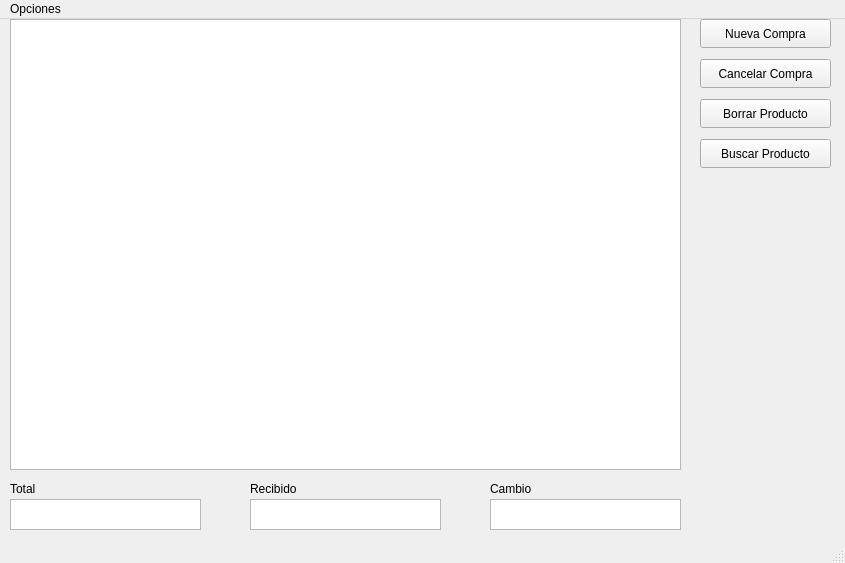
Before: the Qt Designer form src/spos_mainwindow.ui in PabloDev2195/Smart_Point_Of_Sale, drawn with Qt 5.
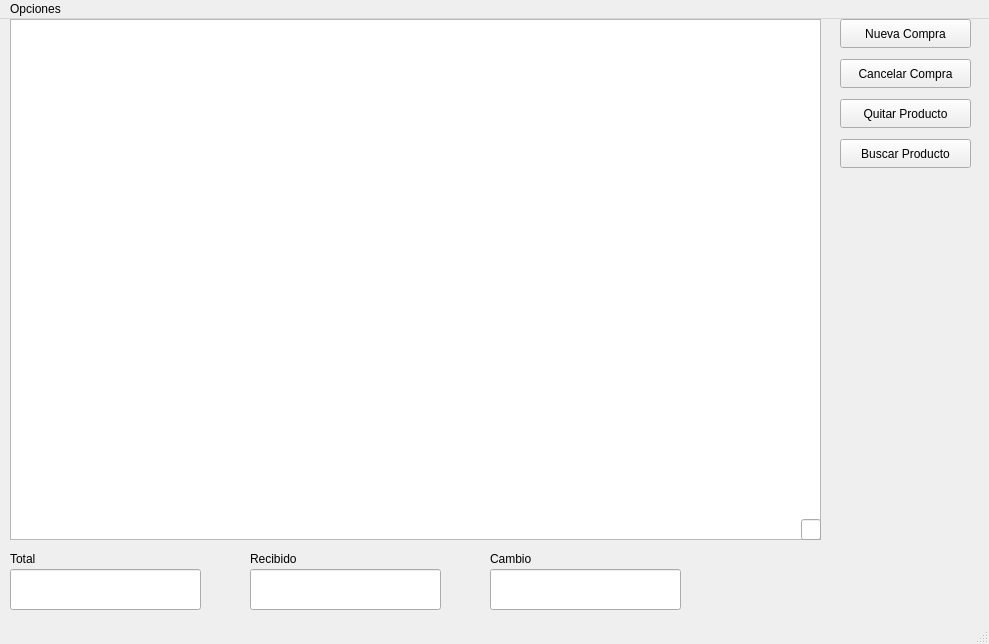
After: the same form once the commit is applied.

Commit message:
Sale functionality and total price
Add products to the sale list and calculate the total price

Patch:
```diff
--- a/src/spos_mainwindow.ui
+++ b/src/spos_mainwindow.ui
@@ -6,8 +6,8 @@
    <rect>
     <x>0</x>
     <y>0</y>
-    <width>845</width>
-    <height>563</height>
+    <width>989</width>
+    <height>644</height>
    </rect>
   </property>
   <property name="windowTitle">
@@ -17,7 +17,7 @@
    <widget class="QPushButton" name="pushButton_NewSell">
     <property name="geometry">
      <rect>
-      <x>700</x>
+      <x>840</x>
       <y>0</y>
       <width>131</width>
       <height>29</height>
@@ -30,7 +30,7 @@
    <widget class="QPushButton" name="pushButton_CancelSell">
     <property name="geometry">
      <rect>
-      <x>700</x>
+      <x>840</x>
       <y>40</y>
       <width>131</width>
       <height>29</height>
@@ -43,73 +43,21 @@
    <widget class="QPushButton" name="pushButton_RemoveProduct">
     <property name="geometry">
      <rect>
-      <x>700</x>
+      <x>840</x>
       <y>80</y>
       <width>131</width>
       <height>29</height>
      </rect>
     </property>
     <property name="text">
-     <string>Borrar Producto</string>
-    </property>
-   </widget>
-   <widget class="QTableView" name="tableView_Products">
-    <property name="geometry">
-     <rect>
-      <x>10</x>
-      <y>0</y>
-      <width>671</width>
-      <height>451</height>
-     </rect>
-    </property>
-    <property name="dragEnabled">
-     <bool>false</bool>
-    </property>
-    <property name="showGrid">
-     <bool>true</bool>
-    </property>
-   </widget>
-   <widget class="QTextEdit" name="textEdit_Total">
-    <property name="geometry">
-     <rect>
-      <x>10</x>
-      <y>480</y>
-      <width>191</width>
-      <height>31</height>
-     </rect>
-    </property>
-    <property name="readOnly">
-     <bool>true</bool>
-    </property>
-   </widget>
-   <widget class="QTextEdit" name="textEdit_Received">
-    <property name="geometry">
-     <rect>
-      <x>250</x>
-      <y>480</y>
-      <width>191</width>
-      <height>31</height>
-     </rect>
-    </property>
-   </widget>
-   <widget class="QTextEdit" name="textEdit_Exchange">
-    <property name="geometry">
-     <rect>
-      <x>490</x>
-      <y>480</y>
-      <width>191</width>
-      <height>31</height>
-     </rect>
-    </property>
-    <property name="readOnly">
-     <bool>true</bool>
+     <string>Quitar Producto</string>
     </property>
    </widget>
    <widget class="QLabel" name="label_Total">
     <property name="geometry">
      <rect>
       <x>10</x>
-      <y>460</y>
+      <y>530</y>
       <width>63</width>
       <height>20</height>
      </rect>
@@ -122,7 +70,7 @@
     <property name="geometry">
      <rect>
       <x>250</x>
-      <y>460</y>
+      <y>530</y>
       <width>63</width>
       <height>20</height>
      </rect>
@@ -135,7 +83,7 @@
     <property name="geometry">
      <rect>
       <x>490</x>
-      <y>460</y>
+      <y>530</y>
       <width>63</width>
       <height>20</height>
      </rect>
@@ -147,7 +95,7 @@
    <widget class="QPushButton" name="pushButton_FindProduct">
     <property name="geometry">
      <rect>
-      <x>700</x>
+      <x>840</x>
       <y>120</y>
       <width>131</width>
       <height>29</height>
@@ -157,13 +105,69 @@
      <string>Buscar Producto</string>
     </property>
    </widget>
+   <widget class="QLineEdit" name="lineEdit_Total">
+    <property name="geometry">
+     <rect>
+      <x>10</x>
+      <y>550</y>
+      <width>191</width>
+      <height>41</height>
+     </rect>
+    </property>
+    <property name="readOnly">
+     <bool>true</bool>
+    </property>
+   </widget>
+   <widget class="QLineEdit" name="lineEdit_Received">
+    <property name="geometry">
+     <rect>
+      <x>250</x>
+      <y>550</y>
+      <width>191</width>
+      <height>41</height>
+     </rect>
+    </property>
+   </widget>
+   <widget class="QLineEdit" name="lineEdit_Exchange">
+    <property name="geometry">
+     <rect>
+      <x>490</x>
+      <y>550</y>
+      <width>191</width>
+      <height>41</height>
+     </rect>
+    </property>
+    <property name="readOnly">
+     <bool>true</bool>
+    </property>
+   </widget>
+   <widget class="QTableWidget" name="tableWidget_Products">
+    <property name="geometry">
+     <rect>
+      <x>10</x>
+      <y>0</y>
+      <width>811</width>
+      <height>521</height>
+     </rect>
+    </property>
+   </widget>
+   <widget class="QLineEdit" name="lineEdit_Barcode">
+    <property name="geometry">
+     <rect>
+      <x>801</x>
+      <y>500</y>
+      <width>20</width>
+      <height>21</height>
+     </rect>
+    </property>
+   </widget>
   </widget>
   <widget class="QMenuBar" name="menubar">
    <property name="geometry">
     <rect>
      <x>0</x>
      <y>0</y>
-     <width>845</width>
+     <width>989</width>
      <height>25</height>
     </rect>
    </property>
```
The commit also changes 2 other files.
